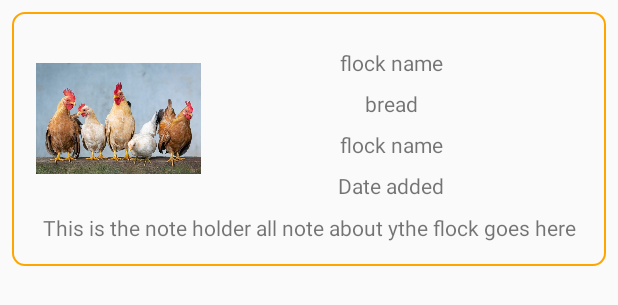
After one commit to danielkirwa/Smart-Poultry, an Android app: the layout chicken_view.xml on its own in the app's theme, with its tools: preview values and no code run, on a phone screen of 412 x 824 dp. The commit adds this screen. Shown: the top 305 px of the screen. Run offline under Robolectric (Android 15) with nearby library versions, the phone set to English and light mode, and no system bars.

Commit message:
Added layout for the recycler view

```diff
--- a/app/src/main/res/layout/activity_egg_productuon.xml
+++ b/app/src/main/res/layout/activity_egg_productuon.xml
@@ -36,11 +36,13 @@
         <LinearLayout
             android:layout_width="match_parent"
             android:layout_height="wrap_content"
+            android:padding="8dp"
             android:orientation="vertical">
 
             <Spinner
+
                 android:id="@+id/chicken_flock_name_spinner"
-                android:layout_marginTop="8dp"
+                android:layout_marginTop="16dp"
                 android:layout_width="match_parent"
                 android:layout_height="wrap_content"
                 android:background="@drawable/my_spinner"
--- /dev/null
+++ b/app/src/main/res/layout/chicken_view.xml
@@ -0,0 +1,58 @@
+<?xml version="1.0" encoding="utf-8"?>
+<LinearLayout xmlns:android="http://schemas.android.com/apk/res/android"
+    android:orientation="vertical" android:layout_width="match_parent"
+    android:layout_height="match_parent">
+    <LinearLayout
+        android:layout_width="match_parent"
+        android:layout_height="wrap_content"
+        android:background="@drawable/my_input"
+        android:layout_margin="8dp"
+        android:orientation="vertical">
+    <LinearLayout
+        android:layout_width="match_parent"
+        android:layout_height="wrap_content"
+        android:orientation="horizontal">
+        <ImageView
+            android:layout_width="110dp"
+            android:layout_height="110dp"
+            android:src="@drawable/chicken2"/>
+        <LinearLayout
+            android:layout_width="match_parent"
+            android:layout_height="match_parent"
+            android:orientation="vertical">
+            <TextView
+                android:layout_width="match_parent"
+                android:layout_height="wrap_content"
+                android:text="flock name"
+                android:gravity="center"
+                android:layout_marginTop="8dp"/>
+            <TextView
+                android:layout_width="match_parent"
+                android:layout_height="wrap_content"
+                android:text="bread"
+                android:gravity="center"
+                android:layout_marginTop="8dp"/>
+            <TextView
+                android:layout_width="match_parent"
+                android:layout_height="wrap_content"
+                android:text="flock name"
+                android:gravity="center"
+                android:layout_marginTop="8dp"/>
+            <TextView
+                android:layout_width="match_parent"
+                android:layout_height="wrap_content"
+                android:text="Date added"
+                android:gravity="center"
+                android:layout_marginTop="8dp"/>
+        </LinearLayout>
+
+    </LinearLayout>
+    <TextView
+        android:layout_width="match_parent"
+        android:layout_height="wrap_content"
+        android:text="This is the note holder all note about ythe flock goes here"
+        android:gravity="center"
+        android:layout_marginTop="8dp"/>
+    </LinearLayout>
+
+</LinearLayout>
```
Also changed, not shown: app/src/main/java/com/example/smartpoultry/EggProductuon.java (+60 -0 lines), app/src/main/res/layout/activity_vaccination_management.xml (+8 -8 lines).
